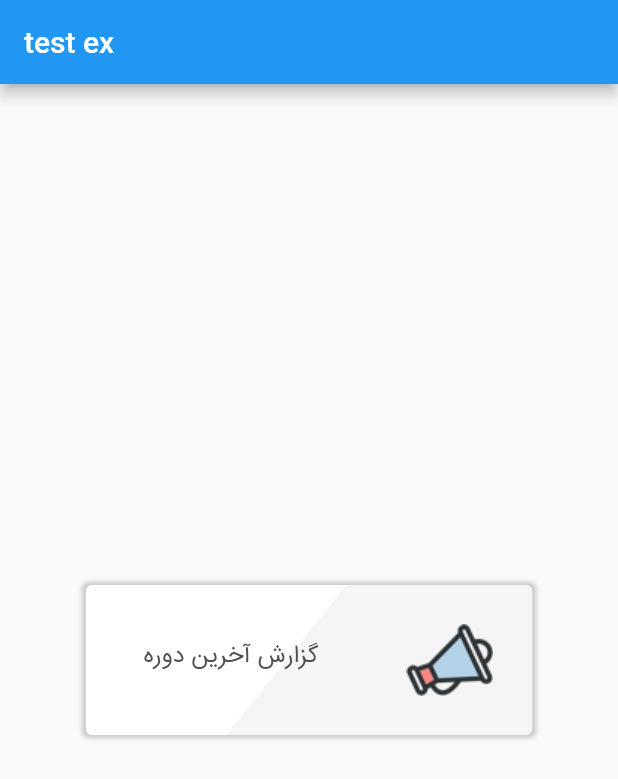
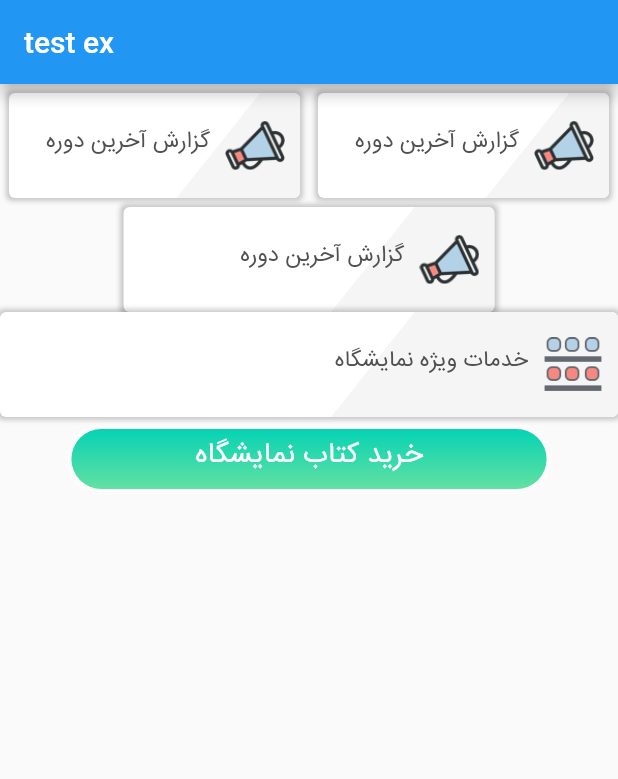
Before and after one commit to moodi1999/ex_test, a Flutter app: the screen it shows after launch, on a phone screen of 412 x 824 dp. Shown: the top 779 px of the screen. Run offline on Flutter 3.47's test engine with Material 2 defaults, Android fonts, the phone set to English and light mode, and no system bars.

Commit message:
add gradient button

```diff
--- a/lib/main.dart
+++ b/lib/main.dart
@@ -27,22 +27,81 @@ class HomeApp extends StatelessWidget {
         title: Text("test ex"),
       ),
       body: SafeArea(
-        child: Center(
+        child: Column(
+          children: <Widget>[
+            Row(
+              children: <Widget>[
+                Expanded(
                   child: Padding(
-            padding: EdgeInsets.all(20),
-            child: buildCard(),
+                    padding: const EdgeInsets.all(6.0),
+                    child: CustomCard(
+                        text: "گزارش آخرین دوره",
+                        imageUri: 'assets/iconnews_and_feed.png'),
                   ),
+                ),
+                Expanded(
+                  child: Padding(
+                    padding: const EdgeInsets.all(6.0),
+                    child: CustomCard(
+                        text: "گزارش آخرین دوره",
+                        imageUri: 'assets/iconnews_and_feed.png'),
+                  ),
+                )
+              ],
+            ),
+            Center(
+              child: FractionallySizedBox(
+                widthFactor: 0.6,
+                child: CustomCard(
+                    text: "گزارش آخرین دوره",
+                    imageUri: 'assets/iconnews_and_feed.png'),
+              ),
+            ),
+            Center(
+              child: CustomCard(
+                  text: "خدمات ویژه نمایشگاه",
+                  imageUri: 'assets/iconproducts.png'),
+            ),
+            Padding(
+              padding: const EdgeInsets.all(8.0),
+              child: GradientButton(
+                child: Align(
+                  alignment: Alignment.center,
+                  child: Text(
+                    "خرید کتاب نمایشگاه",
+                    style: TextStyle(fontFamily: "Iran", color: Colors.white, fontSize: 19),
+                  ),
+                ),
+                gradient: LinearGradient(
+                  colors: <Color>[Color(0xFF05D3B4),  Color(0xFF63E0A2)],
+                  end: Alignment.bottomCenter,
+                  begin: Alignment.topCenter
+                ),
+                onPressed: (){},
+              ),
+            )
+          ],
         ),
       ),
     );
   }
+}
+
+class CustomCard extends StatelessWidget {
+  final String text;
+  final String imageUri;
+
+  CustomCard({Key key, this.text, this.imageUri}) : super(key: key);
+
+  @override
+  Widget build(BuildContext context) {
+    return buildCard();
+  }
 
   Widget buildCard() {
-    return FractionallySizedBox(
-      widthFactor: 0.8,
-      child: Container(
+    return Container(
         width: double.infinity,
-          height: 100,
+        height: 70,
         decoration: BoxDecoration(
           borderRadius: BorderRadius.circular(4),
           boxShadow: [
@@ -78,8 +137,7 @@ class HomeApp extends StatelessWidget {
               ),
             ],
           ),
-          )),
-    );
+        ));
   }
 
   Row buildDataRow() {
@@ -87,13 +145,13 @@ class HomeApp extends StatelessWidget {
       crossAxisAlignment: CrossAxisAlignment.stretch,
       children: <Widget>[
         Expanded(
-          child: Center(
+          child: Align(
+            alignment: Alignment.centerRight,
             child: Text(
-              "گزارش آخرین دوره",
-
+              text,
               style: const TextStyle(
                   fontFamily: 'Iran',
-                  fontSize: 16,
+                  fontSize: 15,
                   color: Color.fromARGB(255, 80, 80, 80)),
             ),
           ),
@@ -101,8 +159,11 @@ class HomeApp extends StatelessWidget {
         Align(
           alignment: Alignment.centerRight,
           child: Padding(
-            padding: const EdgeInsets.only(right: 26, left: 20),
-            child: Image.asset('assets/iconnews_and_feed.png'),
+            padding: const EdgeInsets.all(10),
+            child: Image.asset(
+              imageUri,
+              width: 40,
+            ),
           ),
         ),
       ],
@@ -110,19 +171,45 @@ class HomeApp extends StatelessWidget {
   }
 }
 
+class GradientButton extends StatelessWidget {
+  final Widget child;
+  final Gradient gradient;
+  final double width;
+  final double height;
+  final Function onPressed;
 
-class GradientButton extends StatelessWidget {
-//
-//  final Widget child;
-//  final Gradient gradient;
-//  final double width;
-//  final double height;
-//  final Function onPressed;
-
-
+  GradientButton(
+      {Key key,
+      this.child,
+      this.gradient,
+      this.width,
+      this.height,
+      this.onPressed})
+      : super(key: key);
 
   @override
   Widget build(BuildContext context) {
-    return Container();
+    return FractionallySizedBox(
+      widthFactor: 0.8,
+      child: Container(
+        height: 40,
+        decoration: BoxDecoration(
+          gradient: gradient,
+          borderRadius: BorderRadius.circular(30),
+          boxShadow: [
+            BoxShadow(
+              blurRadius: 2,
+              color: Colors.white70,
+              spreadRadius: 2
+            )
+          ]
+        ),
+        child: InkWell(
+          onTap: onPressed,
+          child: child,
+          borderRadius: BorderRadius.circular(30),
+        ),
+      ),
+    );
   }
 }
```
Lines whose indentation alone changed are shown as unchanged.
